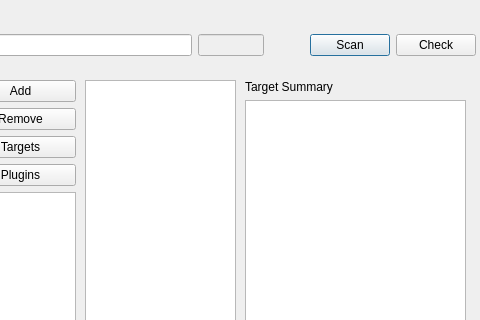
Qt form scan/knife.ui (mylamour/IlI) before a commit; both pictures show x 205 to 685 and y 0 to 320 of the 685 by 487 pixel window.
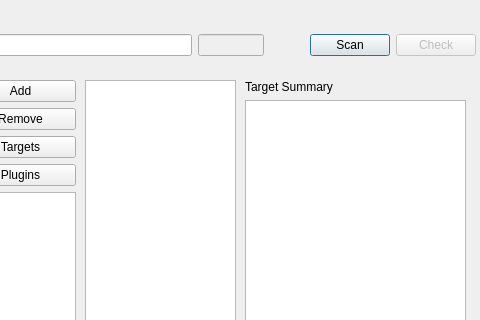
The same form after that commit.

Commit message: fixed none type , and disable ui

The edit to the form file:
```diff
--- a/scan/knife.ui
+++ b/scan/knife.ui
@@ -86,6 +86,9 @@
     </item>
     <item>
      <widget class="QPushButton" name="check">
+      <property name="enabled">
+       <bool>false</bool>
+      </property>
       <property name="text">
        <string>Check</string>
       </property>
```
The commit also changes 4 other files.
